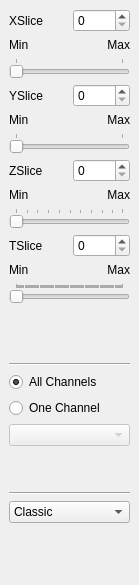
First picture: the form in Code/GUI/lib/Resources/NavigationDockWidget.ui, repository gofigure2/GoFigure2, before the edit.
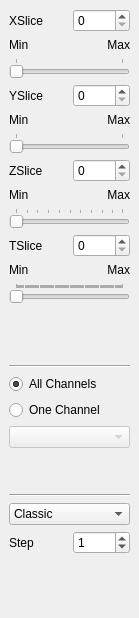
Second picture: the form after the edit. Icons and pictures are not drawn.

Patch:
```diff
--- a/Code/GUI/lib/Resources/NavigationDockWidget.ui
+++ b/Code/GUI/lib/Resources/NavigationDockWidget.ui
@@ -7,7 +7,7 @@
     <x>0</x>
     <y>0</y>
     <width>139</width>
-    <height>585</height>
+    <height>618</height>
    </rect>
   </property>
   <property name="sizePolicy">
@@ -28,7 +28,7 @@
   </property>
   <widget class="QWidget" name="dockWidgetContents">
    <layout class="QGridLayout" name="gridLayout_2">
-    <item row="0" column="0">
+    <item row="0" column="0" colspan="2">
      <layout class="QGridLayout" name="gridLayout" rowminimumheight="10,10,10,10,0,0,0,0,0,0,0,0">
       <property name="sizeConstraint">
        <enum>QLayout::SetMinimumSize</enum>
@@ -229,7 +229,7 @@
       </property>
      </spacer>
     </item>
-    <item row="2" column="0">
+    <item row="2" column="0" colspan="2">
      <layout class="QVBoxLayout" name="verticalLayout">
       <item>
        <widget class="Line" name="line">
@@ -286,7 +286,7 @@
       </item>
      </layout>
     </item>
-    <item row="3" column="0">
+    <item row="3" column="0" colspan="2">
      <layout class="QVBoxLayout" name="verticalLayout_2">
       <item>
        <widget class="Line" name="line_2">
@@ -297,7 +297,7 @@
       </item>
      </layout>
     </item>
-    <item row="4" column="0">
+    <item row="4" column="0" colspan="2">
      <widget class="QComboBox" name="ModeComboBox">
       <item>
        <property name="text">
@@ -312,6 +312,20 @@
      </widget>
     </item>
     <item row="5" column="0">
+     <widget class="QLabel" name="stepLabel">
+      <property name="text">
+       <string>Step</string>
+      </property>
+     </widget>
+    </item>
+    <item row="5" column="1">
+     <widget class="QSpinBox" name="step">
+      <property name="value">
+       <number>1</number>
+      </property>
+     </widget>
+    </item>
+    <item row="6" column="0">
      <spacer name="verticalSpacer_2">
       <property name="orientation">
        <enum>Qt::Vertical</enum>
```
